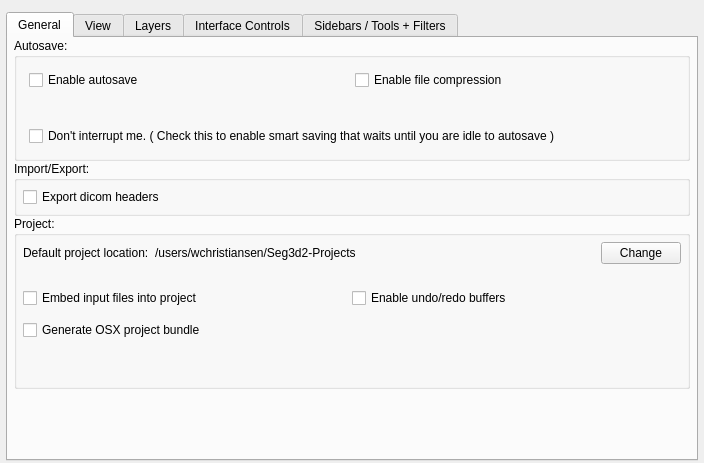
First picture: the form in src/Interface/Application/PreferencesInterface.ui, repository rblake/seg3d2, before the edit.
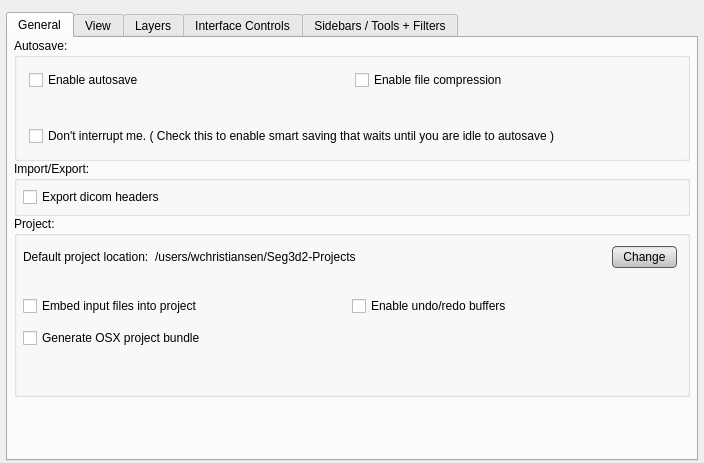
Second picture: the form after the edit. Custom widgets are drawn as their Qt base class.

Commit message: button stylesheet fixes

```diff
--- a/src/Interface/Application/PreferencesInterface.ui
+++ b/src/Interface/Application/PreferencesInterface.ui
@@ -33,6 +33,29 @@
 QFrame#frequency_frame_{
 	border-radius: 3px;
 border: 1px solid gray;
+}
+
+QPushButton{
+	background-color: qlineargradient(spread:pad, x1:0.5, y1:0, x2:0.5, y2:0.960227, stop:0 rgba(221, 221, 221, 255), stop:0.155779 rgba(238, 238, 238, 255), stop:1 rgba(192, 194, 194, 255));
+	border-radius: 4px;
+	border: 1px solid rgb(90, 90, 90);
+	margin:4px;
+	padding-left: 10px;
+	padding-right: 10px;
+}
+
+QPushButton:hover{
+	background-color: qlineargradient(spread:pad, x1:0.5, y1:0, x2:0.5, y2:1, stop:0 rgba(195, 195, 195, 255), stop:0.253769 rgba(206, 206, 206, 255), stop:1 rgba(185, 185, 185, 255));
+	border-radius: 4px;
+	border: 1px solid rgb(90, 90, 90);
+	margin:4px;
+}
+
+QPushButton:pressed{
+	background-color: qlineargradient(spread:pad, x1:0.5, y1:0, x2:0.5, y2:1, stop:0 rgba(150, 150, 150, 255), stop:0.753769 rgba(206, 206, 206, 255), stop:1 rgba(185, 185, 185, 255));
+	border-radius: 4px;
+	border: 1px solid rgb(90, 90, 90);
+	margin:4px;
 }</string>
   </property>
   <layout class="QVBoxLayout" name="verticalLayout_13">
@@ -231,6 +254,12 @@
              </item>
              <item>
               <widget class="QPushButton" name="change_directory_button_">
+               <property name="minimumSize">
+                <size>
+                 <width>0</width>
+                 <height>30</height>
+                </size>
+               </property>
                <property name="text">
                 <string>Change</string>
                </property>
```
Left out of the diff: 6 changed lines with no effect on the pictures. The commit also changes 7 other files.
